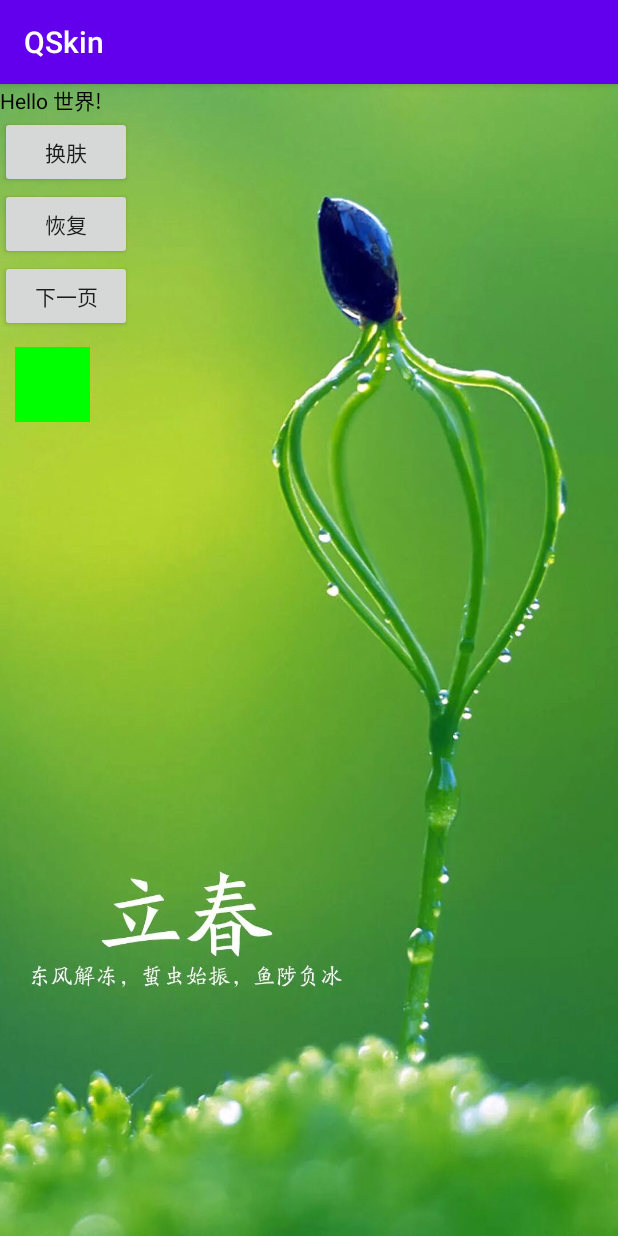
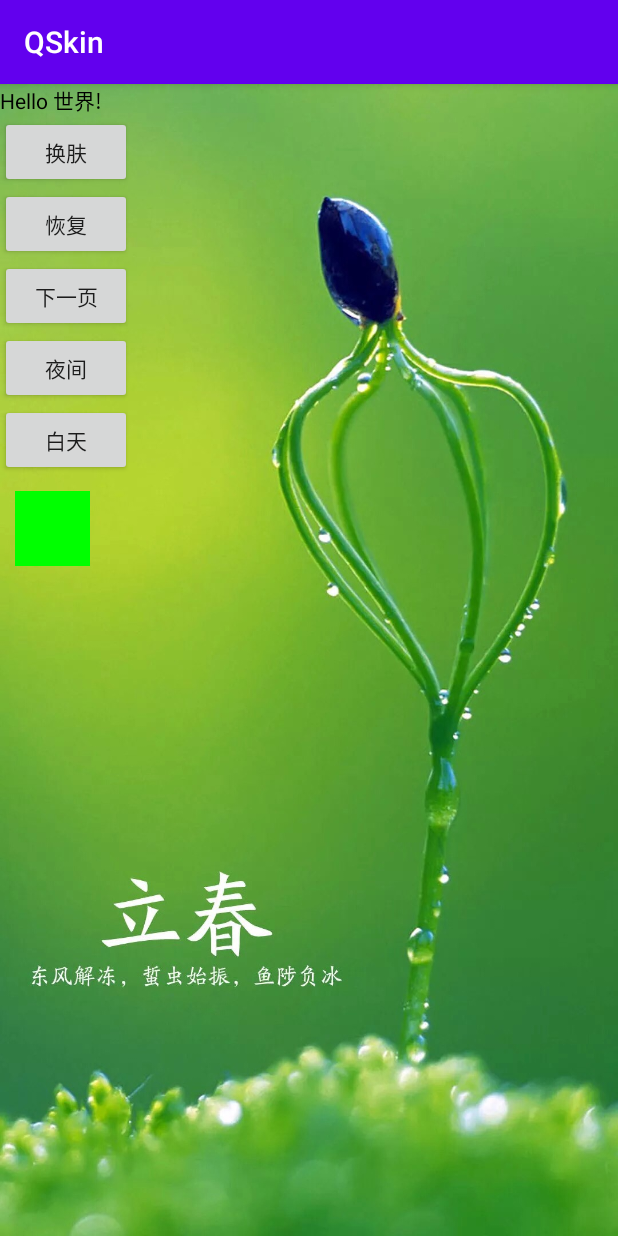
Before and after one commit to 743ren/QSkin, an Android app: the screen it shows after launch (MainActivity), on a phone screen of 412 x 824 dp. Run offline under Robolectric (Android 15) with nearby library versions, the phone set to English and light mode, and no system bars; Roboto replaces fonts that are not available here.

Commit message:
夜间模式

```diff
--- a/app/src/main/AndroidManifest.xml
+++ b/app/src/main/AndroidManifest.xml
@@ -11,7 +11,8 @@
         android:roundIcon="@mipmap/ic_launcher_round"
         android:supportsRtl="true"
         android:theme="@style/AppTheme">
-        <activity android:name=".MainActivity">
+        <activity android:name=".MainActivity"
+            android:configChanges="uiMode">
             <intent-filter>
                 <action android:name="android.intent.action.MAIN" />
 
--- a/app/src/main/res/layout/activity_main.xml
+++ b/app/src/main/res/layout/activity_main.xml
@@ -32,6 +32,16 @@
         android:layout_height="wrap_content"
         android:text="下一页"/>
 
+    <Button
+        android:id="@+id/night"
+        android:layout_width="wrap_content"
+        android:layout_height="wrap_content"
+        android:text="夜间"/>
+    <Button
+        android:id="@+id/day"
+        android:layout_width="wrap_content"
+        android:layout_height="wrap_content"
+        android:text="白天"/>
     <pot.ner347.qskin.TestView
         android:layout_width="50dp"
         android:layout_height="50dp"
--- /dev/null
+++ b/app/src/main/res/values-night/colors.xml
@@ -0,0 +1,10 @@
+<?xml version="1.0" encoding="utf-8"?>
+<resources>
+    <color name="text_color">#ffffff</color>
+    <color name="colorPrimary">#000000</color>
+    <color name="colorPrimaryDark">#000000</color>
+    <color name="colorAccent">#000000</color>
+    <color name="status_bar_color">#000000</color>
+    <color name="navigationBarColor">#000000</color>
+    <color name="test_bg">#000000</color>
+</resources>
--- /dev/null
+++ b/app/src/main/res/values-night/styles.xml
@@ -0,0 +1,12 @@
+<resources>
+    <!-- Base application theme. -->
+    <style name="AppTheme" parent="Theme.AppCompat.DayNight.DarkActionBar">
+        <!-- Customize your theme here. -->
+        <item name="colorPrimary">@color/colorPrimary</item>
+        <item name="colorPrimaryDark">@color/colorPrimaryDark</item>
+        <item name="colorAccent">@color/colorAccent</item>
+        <item name="android:statusBarColor">@color/status_bar_color</item>
+        <item name="android:navigationBarColor">@color/navigationBarColor</item>
+        <item name="skinTypeface">@string/typeface</item>
+    </style>
+</resources>
```
Also changed, not shown: app/src/main/java/pot/ner347/qskin/MainActivity.kt (+35 -0 lines), 1 other file.
